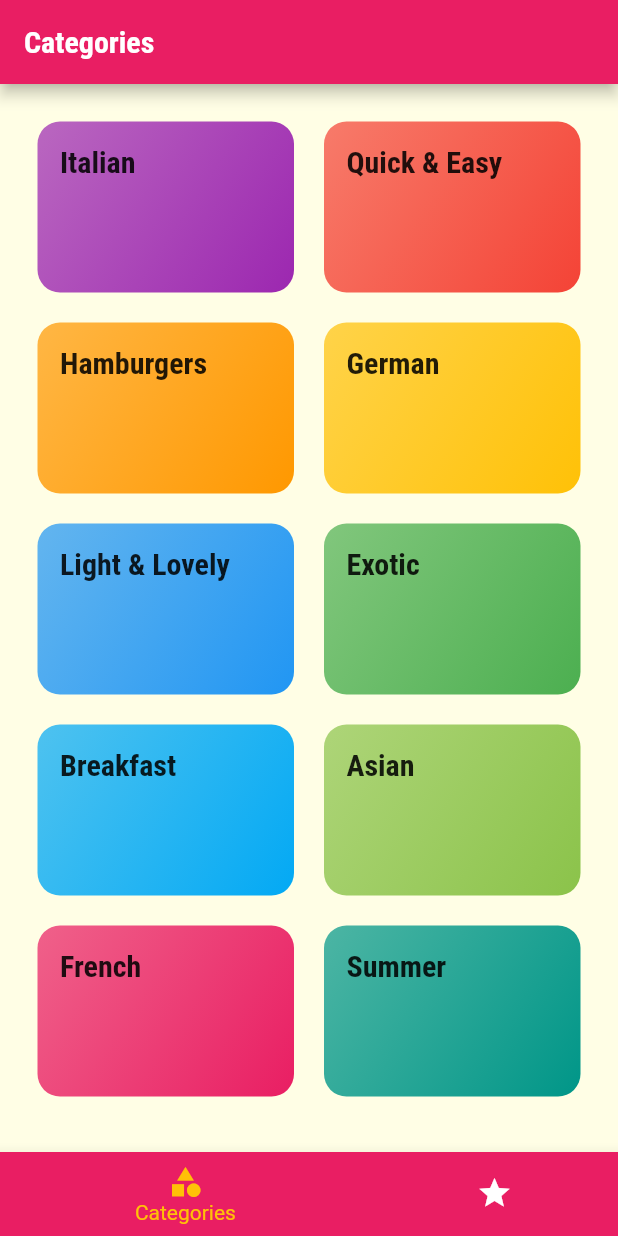
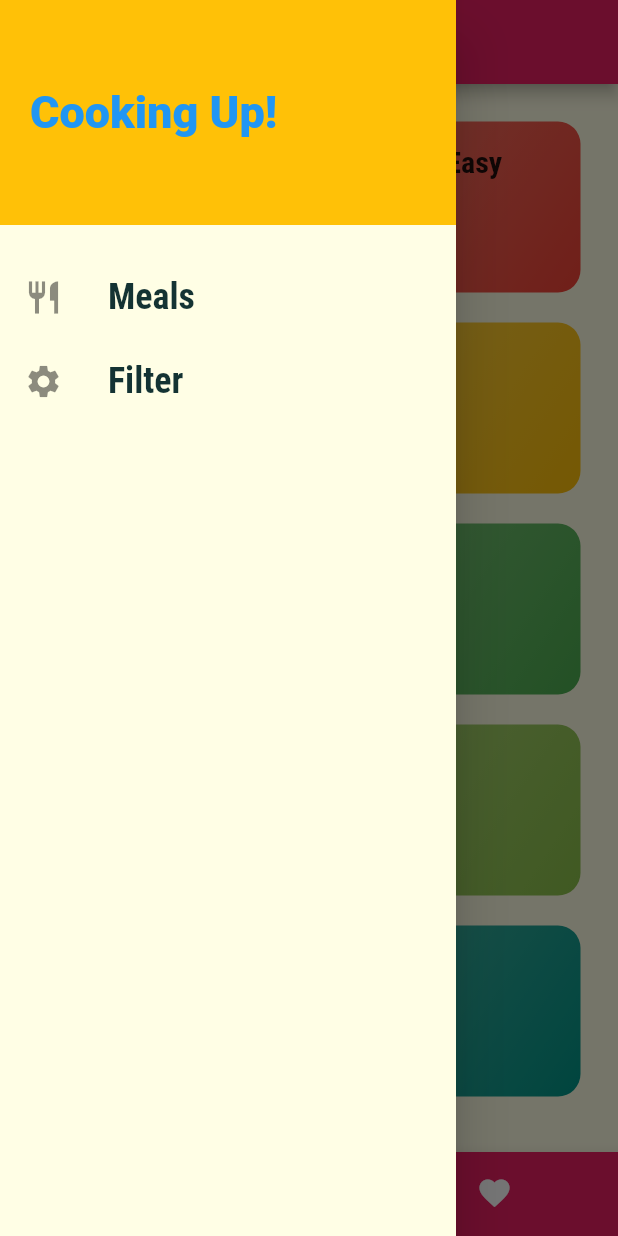
Before and after one commit to prasannakumar2495/delimeals, a Flutter app: the screen it shows after launch, with the side drawer open (before the commit the screen has no drawer), on a phone screen of 412 x 824 dp. Run offline on Flutter 3.47's test engine with Material 2 defaults, Android fonts, the phone set to English and light mode, and no system bars; Roboto replaces fonts that are missing (Railway).

Commit message:
added side drawer

```diff
--- a/lib/main.dart
+++ b/lib/main.dart
@@ -1,3 +1,4 @@
+import 'package:delimeals/screens/filters.dart';
 import 'package:delimeals/screens/meals_details.dart';
 import 'package:delimeals/screens/tabs_screen.dart';
 import 'package:flutter/material.dart';
@@ -44,6 +45,7 @@ class MyApp extends StatelessWidget {
         '/': (context) => const TabScreen(),
         CategoryMealsScreen.rounteName: ((context) => CategoryMealsScreen()),
         MealDetailsScreen.routeName: (context) => const MealDetailsScreen(),
+        FiltersScreen.routeName: (context) => const FiltersScreen(),
       },
       onGenerateRoute: ((settings) {
         /**
--- /dev/null
+++ b/lib/screens/filters.dart
@@ -0,0 +1,18 @@
+import 'package:delimeals/widgets/main_drawer.dart';
+import 'package:flutter/material.dart';
+
+class FiltersScreen extends StatelessWidget {
+  static const routeName = '/filters';
+  const FiltersScreen({Key? key}) : super(key: key);
+
+  @override
+  Widget build(BuildContext context) {
+    return Scaffold(
+      appBar: AppBar(title: Text('Filters')),
+      drawer: const MainDrawer(),
+      body: Center(
+        child: Text('Filters'),
+      ),
+    );
+  }
+}
--- a/lib/screens/tabs_screen.dart
+++ b/lib/screens/tabs_screen.dart
@@ -1,6 +1,7 @@
 import 'dart:io';
 
 import 'package:delimeals/screens/categories_screen.dart';
+import 'package:delimeals/widgets/main_drawer.dart';
 import 'package:flutter/material.dart';
 
 import 'favourites_screen.dart';
@@ -42,6 +43,7 @@ class _TabScreenState extends State<TabScreen> {
       appBar: AppBar(
         title: Text(_pages[_selectedPageIndex]['title'].toString()),
       ),
+      drawer: const MainDrawer(),
       body: _pages[_selectedPageIndex]['page'] as Widget,
       bottomNavigationBar: BottomNavigationBar(
         onTap: _selectPage,
@@ -58,7 +60,7 @@ class _TabScreenState extends State<TabScreen> {
           ),
           BottomNavigationBarItem(
             backgroundColor: Theme.of(context).colorScheme.primary,
-            icon: const Icon(Icons.star),
+            icon: const Icon(Icons.favorite),
             label: 'Favourites',
           ),
         ],
@@ -79,12 +81,13 @@ class _TabScreenState extends State<TabScreen> {
                 text: 'Categories',
               ),
               Tab(
-                icon: Icon(Icons.category),
+                icon: Icon(Icons.favorite),
                 text: 'Favourites',
               ),
             ],
           ),
         ),
+        drawer: const MainDrawer(),
         body: const TabBarView(
           children: <Widget>[
             CategoriesScreen(),
--- /dev/null
+++ b/lib/widgets/main_drawer.dart
@@ -0,0 +1,64 @@
+import 'package:flutter/material.dart';
+
+import '../screens/filters.dart';
+
+class MainDrawer extends StatelessWidget {
+  const MainDrawer({Key? key}) : super(key: key);
+
+  @override
+  Widget build(BuildContext context) {
+    return Drawer(
+      child: Column(
+        children: <Widget>[
+          Container(
+            height: 150,
+            width: double.infinity,
+            padding: const EdgeInsets.all(20),
+            alignment: Alignment.centerLeft,
+            color: Theme.of(context).colorScheme.secondary,
+            child: Text(
+              'Cooking Up!',
+              style: TextStyle(
+                fontWeight: FontWeight.w900,
+                fontSize: 30,
+                color: Theme.of(context).primaryColor,
+              ),
+            ),
+          ),
+          const SizedBox(height: 20),
+          buildListTile(
+            'Meals',
+            Icons.restaurant,
+            () => Navigator.of(context).pushReplacementNamed('/'),
+          ),
+          buildListTile(
+            'Filter',
+            Icons.settings,
+            () => Navigator.of(context).pushReplacementNamed(
+              FiltersScreen.routeName,
+            ),
+          ),
+        ],
+      ),
+    );
+  }
+
+  ListTile buildListTile(
+      String title, IconData iconData, VoidCallback tapHandler) {
+    return ListTile(
+      leading: Icon(
+        iconData,
+        size: 26,
+      ),
+      title: Text(
+        title,
+        style: const TextStyle(
+          fontFamily: 'RobotoCondensed',
+          fontSize: 24,
+          fontWeight: FontWeight.bold,
+        ),
+      ),
+      onTap: tapHandler,
+    );
+  }
+}
```
